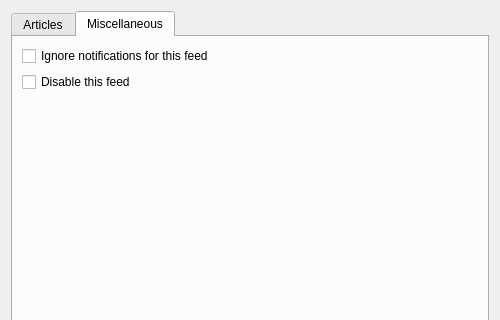
Before: the Qt Designer form src/librssguard/services/abstract/gui/formfeeddetails.ui in martinrotter/rssguard, drawn with Qt 5; both pictures show x 0 to 500 and y 0 to 320 of the 500 by 590 pixel window.
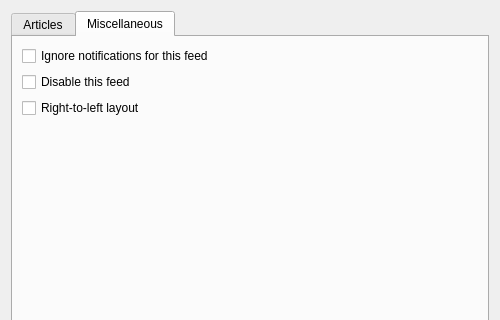
After: the same form once the commit is applied. The open tabs and pages were chosen to show the change. Custom widgets are drawn as their Qt base class.

Commit message: move rtl checkbox to another tab

What changed in the file:
```diff
--- a/src/librssguard/services/abstract/gui/formfeeddetails.ui
+++ b/src/librssguard/services/abstract/gui/formfeeddetails.ui
@@ -60,13 +60,6 @@
         </widget>
        </item>
        <item row="2" column="0" colspan="2">
-        <widget class="QCheckBox" name="m_cbFeedRTL">
-         <property name="text">
-          <string>Right-to-left layout</string>
-         </property>
-        </widget>
-       </item>
-       <item row="3" column="0" colspan="2">
         <widget class="Line" name="line">
          <property name="orientation">
           <enum>Qt::Horizontal</enum>
@@ -131,20 +124,27 @@
        <string>Miscellaneous</string>
       </attribute>
       <layout class="QFormLayout" name="formLayout_2">
-       <item row="1" column="0" colspan="2">
-        <widget class="QCheckBox" name="m_cbDisableFeed">
-         <property name="text">
-          <string>Disable this feed</string>
-         </property>
-        </widget>
-       </item>
-       <item row="0" column="0" colspan="2">
+       <item row="0" column="0">
         <widget class="QCheckBox" name="m_cbSuppressFeed">
          <property name="text">
           <string>Ignore notifications for this feed</string>
          </property>
         </widget>
        </item>
+       <item row="1" column="0">
+        <widget class="QCheckBox" name="m_cbDisableFeed">
+         <property name="text">
+          <string>Disable this feed</string>
+         </property>
+        </widget>
+       </item>
+       <item row="2" column="0">
+        <widget class="QCheckBox" name="m_cbFeedRTL">
+         <property name="text">
+          <string>Right-to-left layout</string>
+         </property>
+        </widget>
+       </item>
       </layout>
      </widget>
     </widget>
```
Left out of the diff: 15 changed lines with no effect on the pictures.
